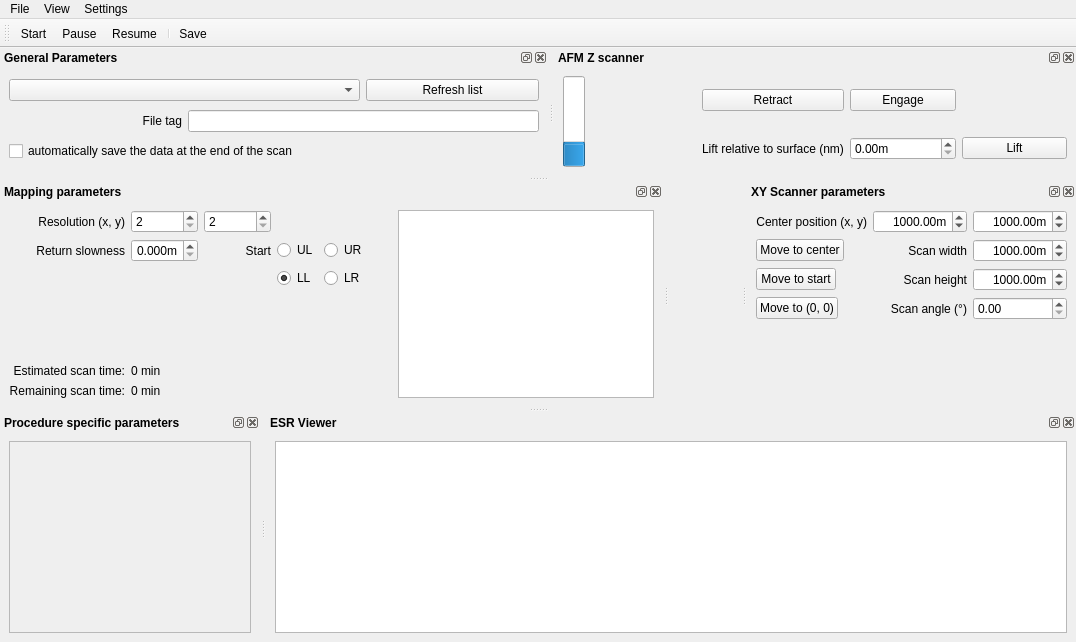
Montpellier-S2QT/qudi, file gui/nv_scanning/ui_nv_scanning_maingui.ui: the form before one commit.
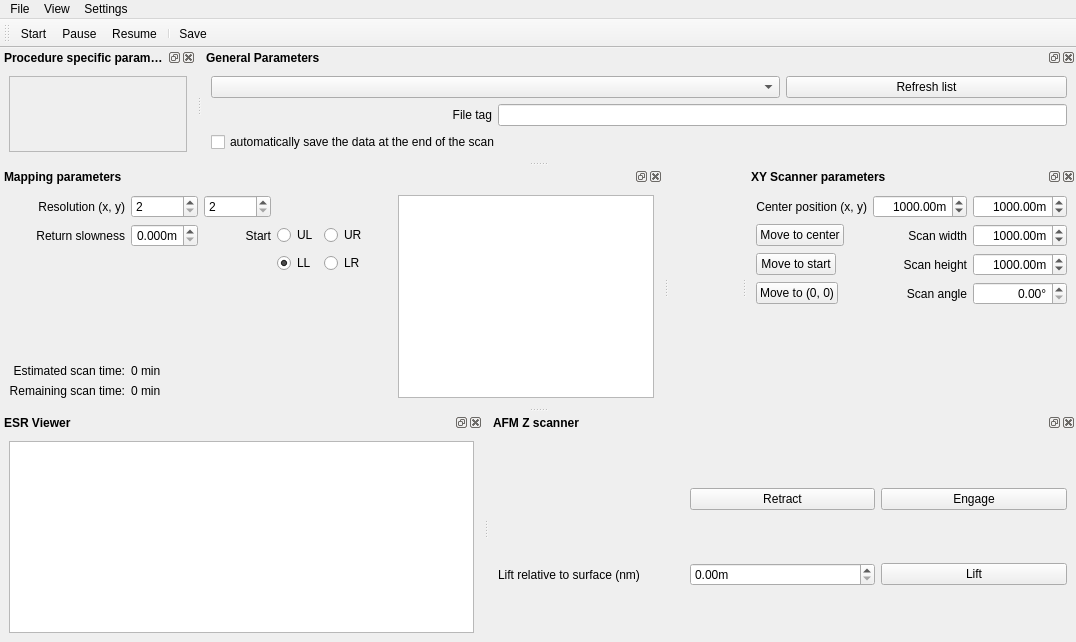
The form after the commit. Icons and pictures are not drawn. Custom widgets are drawn as their Qt base class.

What changed in the file:
```diff
--- a/gui/nv_scanning/ui_nv_scanning_maingui.ui
+++ b/gui/nv_scanning/ui_nv_scanning_maingui.ui
@@ -738,6 +738,12 @@
          <bold>false</bold>
         </font>
        </property>
+       <property name="alignment">
+        <set>Qt::AlignRight|Qt::AlignTrailing|Qt::AlignVCenter</set>
+       </property>
+       <property name="suffix">
+        <string>°</string>
+       </property>
        <property name="maximum">
         <double>90.000000000000000</double>
        </property>
@@ -769,7 +775,7 @@
         </font>
        </property>
        <property name="text">
-        <string>Scan angle (°)</string>
+        <string>Scan angle</string>
        </property>
        <property name="alignment">
         <set>Qt::AlignRight|Qt::AlignTrailing|Qt::AlignVCenter</set>
@@ -792,7 +798,7 @@
     <string>Procedure specific parameters</string>
    </property>
    <attribute name="dockWidgetArea">
-    <number>8</number>
+    <number>4</number>
    </attribute>
    <widget class="QWidget" name="dockWidgetContents_3">
     <layout class="QVBoxLayout" name="verticalLayout">
@@ -811,8 +817,8 @@
          <rect>
           <x>0</x>
           <y>0</y>
-          <width>241</width>
-          <height>190</height>
+          <width>484</width>
+          <height>86</height>
          </rect>
         </property>
         <layout class="QVBoxLayout" name="verticalLayout_3">
@@ -945,69 +951,11 @@
     <string>AFM Z scanner</string>
    </property>
    <attribute name="dockWidgetArea">
-    <number>4</number>
+    <number>8</number>
    </attribute>
    <widget class="QWidget" name="dockWidgetContents_6">
     <layout class="QGridLayout" name="gridLayout_6">
-     <item row="0" column="0" rowspan="2">
-      <widget class="QProgressBar" name="Zscanner_ProgressBar">
-       <property name="font">
-        <font>
-         <bold>false</bold>
-        </font>
-       </property>
-       <property name="value">
-        <number>24</number>
-       </property>
-       <property name="alignment">
-        <set>Qt::AlignCenter</set>
-       </property>
-       <property name="textVisible">
-        <bool>false</bool>
-       </property>
-       <property name="orientation">
-        <enum>Qt::Vertical</enum>
-       </property>
-       <property name="invertedAppearance">
-        <bool>false</bool>
-       </property>
-       <property name="format">
-        <string>p</string>
-       </property>
-      </widget>
-     </item>
-     <item row="0" column="2">
-      <widget class="QPushButton" name="retract_PushButton">
-       <property name="font">
-        <font>
-         <bold>false</bold>
-        </font>
-       </property>
-       <property name="text">
-        <string>Retract</string>
-       </property>
-      </widget>
-     </item>
-     <item row="0" column="3">
-      <widget class="QPushButton" name="engage_PushButton">
-       <property name="font">
-        <font>
-         <bold>false</bold>
-        </font>
-       </property>
-       <property name="text">
-        <string>Engage</string>
-       </property>
-      </widget>
-     </item>
      <item row="1" column="1">
-      <widget class="QLabel" name="Zscanner_pos_label">
-       <property name="text">
-        <string/>
-       </property>
-      </widget>
-     </item>
-     <item row="1" column="3">
       <widget class="ScienDSpinBox" name="lift_DoubleSpinBox">
        <property name="font">
         <font>
@@ -1022,7 +970,7 @@
        </property>
       </widget>
      </item>
-     <item row="1" column="2">
+     <item row="1" column="0">
       <widget class="QLabel" name="lift_label">
        <property name="font">
         <font>
@@ -1034,7 +982,19 @@
        </property>
       </widget>
      </item>
-     <item row="1" column="4">
+     <item row="0" column="2">
+      <widget class="QPushButton" name="engage_PushButton">
+       <property name="font">
+        <font>
+         <bold>false</bold>
+        </font>
+       </property>
+       <property name="text">
+        <string>Engage</string>
+       </property>
+      </widget>
+     </item>
+     <item row="1" column="2">
       <widget class="QPushButton" name="lift_PushButton">
        <property name="font">
         <font>
@@ -1046,6 +1006,18 @@
        </property>
       </widget>
      </item>
+     <item row="0" column="1">
+      <widget class="QPushButton" name="retract_PushButton">
+       <property name="font">
+        <font>
+         <bold>false</bold>
+        </font>
+       </property>
+       <property name="text">
+        <string>Retract</string>
+       </property>
+      </widget>
+     </item>
     </layout>
    </widget>
   </widget>
```
Left out of the diff: 5 changed lines with no effect on the pictures.
